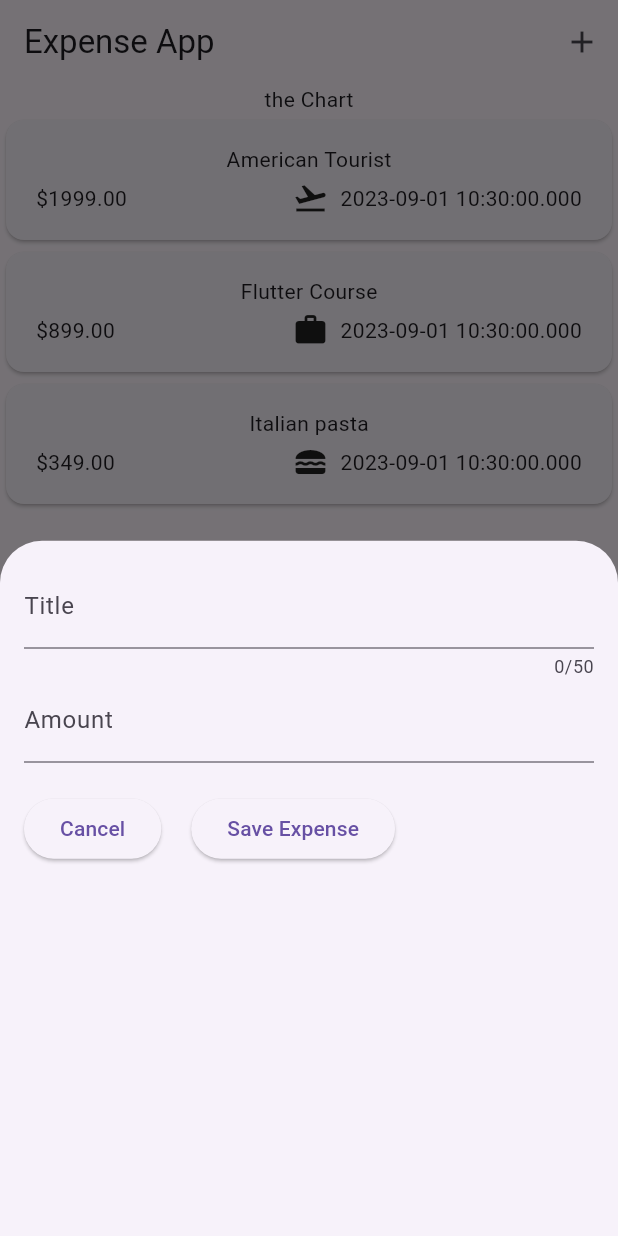
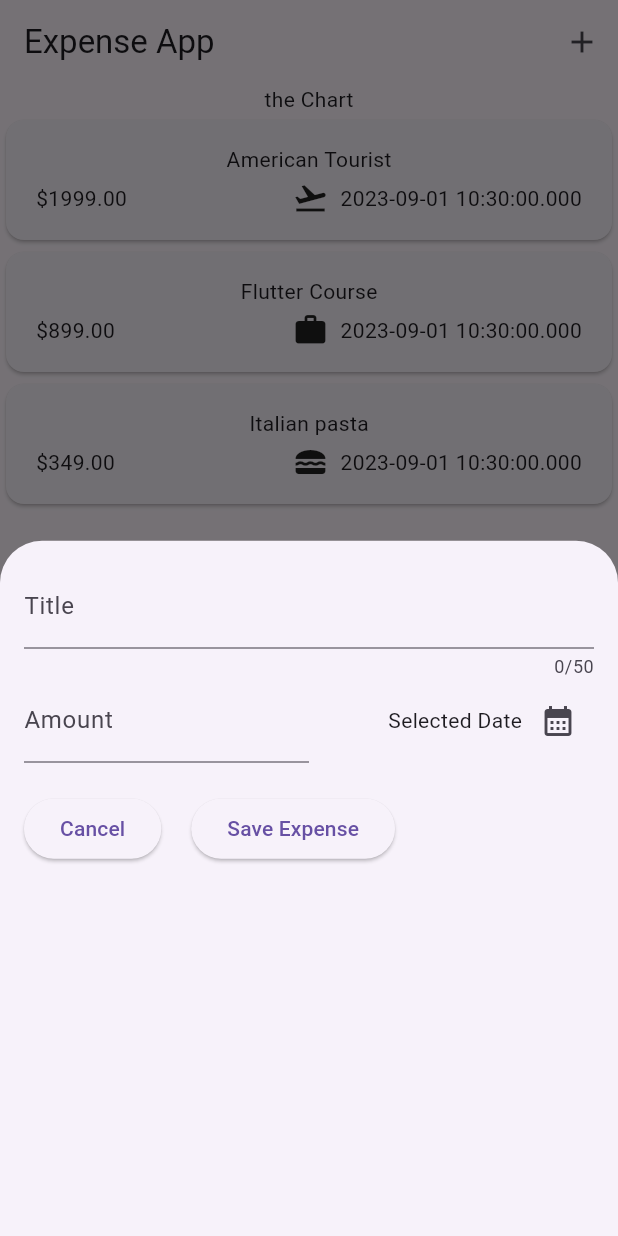
Before and after one commit to Sridhare29/ExpenseApp, a Flutter app: the screen it shows after launch, after a tap on the "add" icon, on a phone screen of 412 x 824 dp. Run offline on Flutter 3.47's test engine with Material 2 defaults, Android fonts, the phone set to English and light mode, and no system bars.

Commit message:
calender add

```diff
--- a/lib/widgets/expenses_list/expense_newpop.dart
+++ b/lib/widgets/expenses_list/expense_newpop.dart
@@ -18,6 +18,11 @@ class _NewExpenseState extends State<NewExpense> {
   final _titleController = TextEditingController();
   final _amountControlller = TextEditingController();
 
+void _presentDatePicker(){
+  final now = DateTime.now();
+  final firstDate = DateTime(now.year-1,now.month,now.day);
+  showDatePicker(context: context, initialDate: now, firstDate: firstDate, lastDate: now);
+}
 @override
   void dispose() {
     super.dispose();
@@ -33,12 +38,27 @@ class _NewExpenseState extends State<NewExpense> {
             maxLength: 50,
             decoration: const InputDecoration(label: Text("Title")),
           ),
-          TextField(
-            controller: _amountControlller,
-            keyboardType: TextInputType.number,
-            decoration: const InputDecoration(label: Text("Amount"),prefixText: '\$'),
+          Row(
+            children: [
+              Expanded(
+                child: TextField(
+                  controller: _amountControlller,
+                  keyboardType: TextInputType.number,
+                  decoration: const InputDecoration(label: Text("Amount"),prefixText: '\$'),
+                ),
+              ),
+               const SizedBox(height: 16,),
+          Expanded(child: Row(
+            crossAxisAlignment: CrossAxisAlignment.center,
+            mainAxisAlignment: MainAxisAlignment.end,
+            children: [
+              const Text("Selected Date"),
+              IconButton(onPressed: () {_presentDatePicker();}, icon: Icon(Icons.calendar_month))
+            ],
+          )),
+            ],
           ),
-          const SizedBox(height: 20,),
+                        const SizedBox(height: 20,),
           Row(
             children: [
               ElevatedButton(onPressed: () {
```
